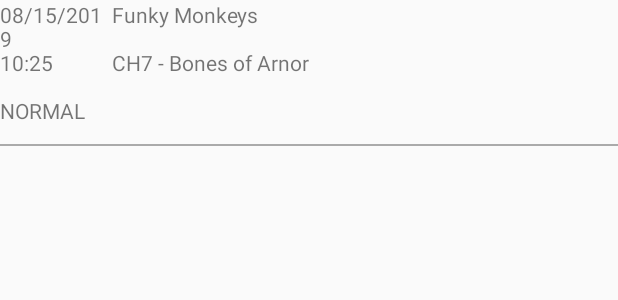
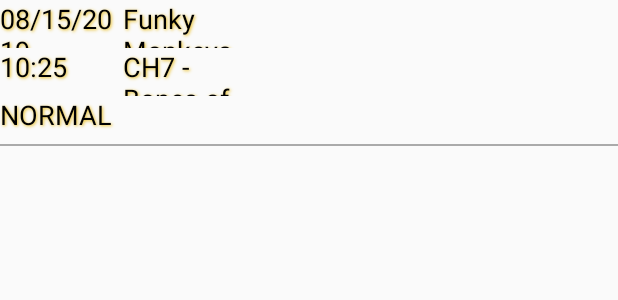
Before and after one commit to zipo13/LOTRJourneysEditor, an Android app: the layout save_game_panel.xml on its own in the app's theme, with its tools: preview values and no code run, on a phone screen of 412 x 824 dp. Shown: the top 300 px of the screen. Run offline under Robolectric (Android 15) with nearby library versions, the phone set to English and light mode, and no system bars.

Commit message:
Added fancier font. Fixed some typos. Added hero name in saved game editor.

```diff
--- /dev/null
+++ b/app/src/main/java/il/co/woo/lotrjourneyseditor/FontTextView.java
@@ -0,0 +1,32 @@
+package il.co.woo.lotrjourneyseditor;
+
+import android.content.Context;
+import android.graphics.Typeface;
+import android.util.AttributeSet;
+
+import androidx.appcompat.widget.AppCompatTextView;
+
+public class FontTextView extends AppCompatTextView {
+
+    public FontTextView(Context context, AttributeSet attrs, int defStyle) {
+        super(context, attrs, defStyle);
+        init();
+    }
+
+    public FontTextView(Context context, AttributeSet attrs) {
+        super(context, attrs);
+        init();
+    }
+
+    public FontTextView(Context context) {
+        super(context);
+        init();
+    }
+
+    private void init() {
+        if (!isInEditMode()) {
+            Typeface tf = Typeface.createFromAsset(getContext().getAssets(), "font/MorrisRoman.ttf");
+            setTypeface(tf);
+        }
+    }
+}
--- a/app/src/main/java/il/co/woo/lotrjourneyseditor/SavedGame.java
+++ b/app/src/main/java/il/co/woo/lotrjourneyseditor/SavedGame.java
@@ -123,6 +123,11 @@ public class SavedGame extends AppCompatActivity implements View.OnClickListener
             int resID = MainActivity.getHeroResIDFromHeroIdx(this,heroType);
             ImageView ivHeroImage = inflatedLayout.findViewById(R.id.hero_image);
             ivHeroImage.setImageResource(resID);
+
+            //set the hero name
+            FontTextView tvHeroName = inflatedLayout.findViewById(R.id.hero_name);
+            String heroName = Utils.getHeroNameFromType(this,heroType);
+            tvHeroName.setText(heroName);
 
             //get the hero XP
             EditText etXP = inflatedLayout.findViewById(R.id.hero_xp);
--- a/app/src/main/res/layout/save_game_panel.xml
+++ b/app/src/main/res/layout/save_game_panel.xml
@@ -8,50 +8,57 @@
     <LinearLayout
         android:layout_width="match_parent"
         android:layout_height="wrap_content"
-        android:orientation="horizontal">
+        android:orientation="horizontal"
+        android:baselineAligned="false">
         <LinearLayout
             android:layout_width="0dp"
             android:layout_height="match_parent"
             android:orientation="vertical"
-            android:layout_weight="2">
-            <androidx.appcompat.widget.AppCompatTextView
+            android:layout_weight="3">
+            <il.co.woo.lotrjourneyseditor.FontTextView
                 android:id="@+id/save_date"
                 android:layout_width="match_parent"
                 android:layout_height="32dp"
-                tools:text="08/15/2019"/>
-            <androidx.appcompat.widget.AppCompatTextView
+                tools:text="08/15/2019"
+                style="@style/AppText"/>
+            <il.co.woo.lotrjourneyseditor.FontTextView
                 android:id="@+id/save_time"
                 android:layout_width="match_parent"
                 android:layout_height="32dp"
-                tools:text="10:25"/>
-            <androidx.appcompat.widget.AppCompatTextView
+                tools:text="10:25"
+                style="@style/AppText"/>
+            <il.co.woo.lotrjourneyseditor.FontTextView
                 android:id="@+id/save_difficulty"
                 android:layout_width="match_parent"
                 android:layout_height="32dp"
-                tools:text="NORMAL"/>
+                tools:text="NORMAL"
+                style="@style/AppText"/>
         </LinearLayout>
         <LinearLayout
             android:layout_width="0dp"
             android:layout_height="match_parent"
             android:orientation="vertical"
-            android:layout_weight="4">
-            <androidx.appcompat.widget.AppCompatTextView
+            android:layout_weight="3">
+            <il.co.woo.lotrjourneyseditor.FontTextView
                 android:id="@+id/party_name"
                 android:layout_width="match_parent"
                 android:layout_height="32dp"
-                tools:text="Funky Monkeys"/>
-            <androidx.appcompat.widget.AppCompatTextView
+                tools:text="Funky Monkeys"
+                style="@style/AppText"/>
+            <il.co.woo.lotrjourneyseditor.FontTextView
                 android:id="@+id/chapter"
                 android:layout_width="match_parent"
                 android:layout_height="32dp"
-                tools:text="CH7 - Bones of Arnor"/>
+                tools:text="CH7 - Bones of Arnor"
+                style="@style/AppText"/>
         </LinearLayout>
         <LinearLayout
             android:id="@+id/heroes_img_container"
             android:layout_width="0dp"
             android:layout_height="match_parent"
             android:orientation="horizontal"
-            android:layout_weight="5">
+            android:layout_weight="9"
+            android:layout_marginLeft="2dp">
 
         </LinearLayout>
     </LinearLayout>
--- a/app/src/main/res/values/styles.xml
+++ b/app/src/main/res/values/styles.xml
@@ -20,4 +20,13 @@
         <item name="android:textColor">@color/colorPrimaryDark</item>
     </style>
 
+    <style name="AppText" parent="TextAppearance.AppCompat">
+        <item name="android:textColor">@android:color/black</item>
+        <item name="android:textSize">18sp</item>
+        <item name="android:shadowColor">@color/colorAccent</item>
+        <item name="android:shadowRadius">2</item>
+        <item name="android:shadowDx">1</item>
+        <item name="android:shadowDy">1</item>
+    </style>
+
 </resources>
```
Also changed, not shown: app/src/main/java/il/co/woo/lotrjourneyseditor/MainActivity.java (+10 -5 lines), app/src/main/java/il/co/woo/lotrjourneyseditor/Utils.java (+14 -3 lines), app/src/main/res/layout/activity_saved_game.xml (+16 -10 lines), app/src/main/res/layout/hero_details.xml (+7 -5 lines), app/src/main/res/values/strings.xml (+8 -0 lines).
